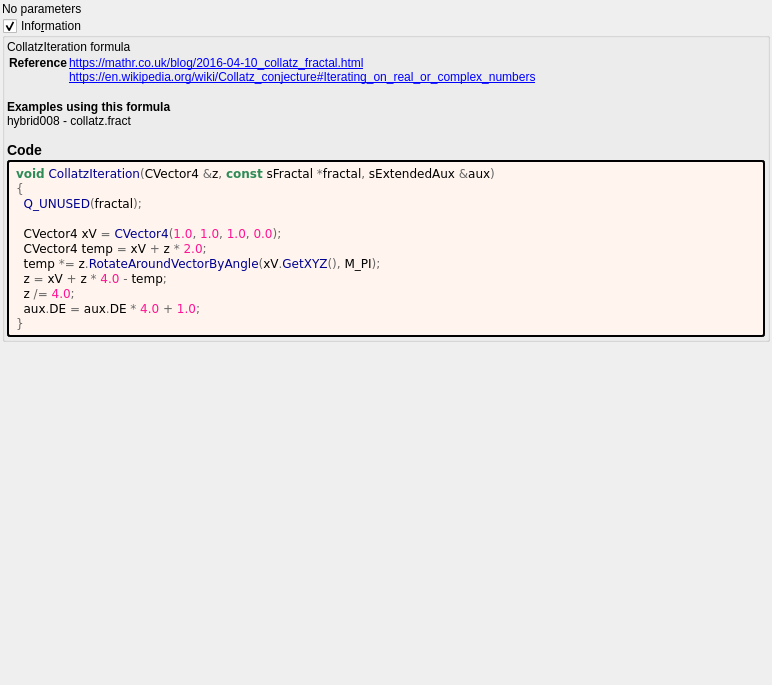
Before: the Qt Designer form mandelbulber2/deploy/share/mandelbulber2/formula/ui/collatz.ui in irinox-ctrl/mandelbulber2, drawn with Qt 5.
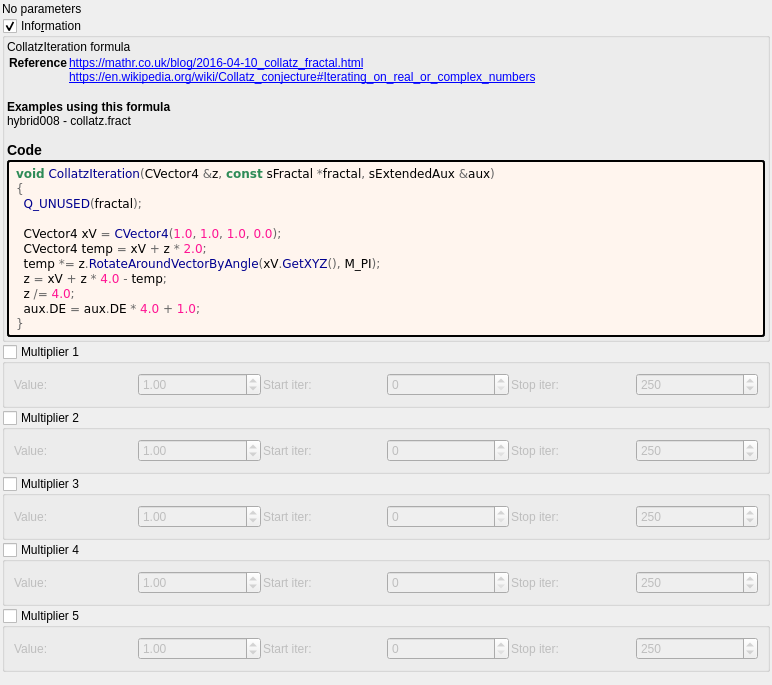
After: the same form once the commit is applied. Custom widgets are drawn as their Qt base class.

Commit message:
feat: add 5 general-purpose multipliers to all 1007 fractal formulas
Each multiplier has:
- Checkbox (OFF by default)
- Value spinbox (default 1.0, range -100 to 100)
- Iteration start/stop range

Logic: z *= value; DE *= |value|;

Uses existing transformCommon parameters:
- Checkboxes: functionEnabledBx/By/Bz/Bw/CzFalse
- Values: scale4/5/6/8/16
- Ranges: startIterationsB-F/stopIterationsB-F

Modified 1007 .cpp (CPU), 1006 .cl (GPU), 1023 .ui files.
Both source (formula/) and deploy (deploy/share/) copies updated.

```diff
--- a/mandelbulber2/deploy/share/mandelbulber2/formula/ui/collatz.ui
+++ b/mandelbulber2/deploy/share/mandelbulber2/formula/ui/collatz.ui
@@ -119,6 +119,192 @@
      </layout>
     </widget>
    </item>
+   <item>
+    <widget class="MyGroupBox" name="groupCheck_transf_function_enabledBx_false">
+     <property name="title"><string>Multiplier 1</string></property>
+     <property name="checkable"><bool>true</bool></property>
+     <property name="checked"><bool>false</bool></property>
+     <layout class="QGridLayout" name="gridLayout_mult1">
+      <property name="spacing"><number>2</number></property>
+      <item row="0" column="0">
+       <widget class="QLabel"><property name="text"><string>Value:</string></property></widget>
+      </item>
+      <item row="0" column="1">
+       <widget class="MyDoubleSpinBox" name="spinbox_transf_scale_4">
+        <property name="minimum"><double>-100.0</double></property><property name="maximum"><double>100.0</double></property>
+        <property name="singleStep"><double>0.01</double></property><property name="value"><double>1.0</double></property>
+       </widget>
+      </item>
+      <item row="0" column="2">
+       <widget class="QLabel"><property name="text"><string>Start iter:</string></property></widget>
+      </item>
+      <item row="0" column="3">
+       <widget class="MySpinBox" name="spinboxInt_transf_start_iterations_B">
+        <property name="minimum"><number>0</number></property><property name="maximum"><number>10000</number></property>
+        <property name="value"><number>0</number></property>
+       </widget>
+      </item>
+      <item row="0" column="4">
+       <widget class="QLabel"><property name="text"><string>Stop iter:</string></property></widget>
+      </item>
+      <item row="0" column="5">
+       <widget class="MySpinBox" name="spinboxInt_transf_stop_iterations_B">
+        <property name="minimum"><number>0</number></property><property name="maximum"><number>10000</number></property>
+        <property name="value"><number>250</number></property>
+       </widget>
+      </item>
+     </layout>
+    </widget>
+   </item>
+   <item>
+    <widget class="MyGroupBox" name="groupCheck_transf_function_enabledBy_false">
+     <property name="title"><string>Multiplier 2</string></property>
+     <property name="checkable"><bool>true</bool></property>
+     <property name="checked"><bool>false</bool></property>
+     <layout class="QGridLayout" name="gridLayout_mult2">
+      <property name="spacing"><number>2</number></property>
+      <item row="0" column="0">
+       <widget class="QLabel"><property name="text"><string>Value:</string></property></widget>
+      </item>
+      <item row="0" column="1">
+       <widget class="MyDoubleSpinBox" name="spinbox_transf_scale_5">
+        <property name="minimum"><double>-100.0</double></property><property name="maximum"><double>100.0</double></property>
+        <property name="singleStep"><double>0.01</double></property><property name="value"><double>1.0</double></property>
+       </widget>
+      </item>
+      <item row="0" column="2">
+       <widget class="QLabel"><property name="text"><string>Start iter:</string></property></widget>
+      </item>
+      <item row="0" column="3">
+       <widget class="MySpinBox" name="spinboxInt_transf_start_iterations_C">
+        <property name="minimum"><number>0</number></property><property name="maximum"><number>10000</number></property>
+        <property name="value"><number>0</number></property>
+       </widget>
+      </item>
+      <item row="0" column="4">
+       <widget class="QLabel"><property name="text"><string>Stop iter:</string></property></widget>
+      </item>
+      <item row="0" column="5">
+       <widget class="MySpinBox" name="spinboxInt_transf_stop_iterations_C">
+        <property name="minimum"><number>0</number></property><property name="maximum"><number>10000</number></property>
+        <property name="value"><number>250</number></property>
+       </widget>
+      </item>
+     </layout>
+    </widget>
+   </item>
+   <item>
+    <widget class="MyGroupBox" name="groupCheck_transf_function_enabledBz_false">
+     <property name="title"><string>Multiplier 3</string></property>
+     <property name="checkable"><bool>true</bool></property>
+     <property name="checked"><bool>false</bool></property>
+     <layout class="QGridLayout" name="gridLayout_mult3">
+      <property name="spacing"><number>2</number></property>
+      <item row="0" column="0">
+       <widget class="QLabel"><property name="text"><string>Value:</string></property></widget>
+      </item>
+      <item row="0" column="1">
+       <widget class="MyDoubleSpinBox" name="spinbox_transf_scale_6">
+        <property name="minimum"><double>-100.0</double></property><property name="maximum"><double>100.0</double></property>
+        <property name="singleStep"><double>0.01</double></property><property name="value"><double>1.0</double></property>
+       </widget>
+      </item>
+      <item row="0" column="2">
+       <widget class="QLabel"><property name="text"><string>Start iter:</string></property></widget>
+      </item>
+      <item row="0" column="3">
+       <widget class="MySpinBox" name="spinboxInt_transf_start_iterations_D">
+        <property name="minimum"><number>0</number></property><property name="maximum"><number>10000</number></property>
+        <property name="value"><number>0</number></property>
+       </widget>
+      </item>
+      <item row="0" column="4">
+       <widget class="QLabel"><property name="text"><string>Stop iter:</string></property></widget>
+      </item>
+      <item row="0" column="5">
+       <widget class="MySpinBox" name="spinboxInt_transf_stop_iterations_D">
+        <property name="minimum"><number>0</number></property><property name="maximum"><number>10000</number></property>
+        <property name="value"><number>250</number></property>
+       </widget>
+      </item>
+     </layout>
+    </widget>
+   </item>
+   <item>
+    <widget class="MyGroupBox" name="groupCheck_transf_function_enabledBw_false">
+     <property name="title"><string>Multiplier 4</string></property>
+     <property name="checkable"><bool>true</bool></property>
+     <property name="checked"><bool>false</bool></property>
+     <layout class="QGridLayout" name="gridLayout_mult4">
+      <property name="spacing"><number>2</number></property>
+      <item row="0" column="0">
+       <widget class="QLabel"><property name="text"><string>Value:</string></property></widget>
+      </item>
+      <item row="0" column="1">
+       <widget class="MyDoubleSpinBox" name="spinbox_transf_scale_8">
+        <property name="minimum"><double>-100.0</double></property><property name="maximum"><double>100.0</double></property>
+        <property name="singleStep"><double>0.01</double></property><property name="value"><double>1.0</double></property>
+       </widget>
+      </item>
+      <item row="0" column="2">
+       <widget class="QLabel"><property name="text"><string>Start iter:</string></property></widget>
+      </item>
+      <item row="0" column="3">
+       <widget class="MySpinBox" name="spinboxInt_transf_start_iterations_E">
+        <property name="minimum"><number>0</number></property><property name="maximum"><number>10000</number></property>
+        <property name="value"><number>0</number></property>
+       </widget>
+      </item>
+      <item row="0" column="4">
+       <widget class="QLabel"><property name="text"><string>Stop iter:</string></property></widget>
+      </item>
+      <item row="0" column="5">
+       <widget class="MySpinBox" name="spinboxInt_transf_stop_iterations_E">
+        <property name="minimum"><number>0</number></property><property name="maximum"><number>10000</number></property>
+        <property name="value"><number>250</number></property>
+       </widget>
+      </item>
+     </layout>
+    </widget>
+   </item>
+   <item>
+    <widget class="MyGroupBox" name="groupCheck_transf_function_enabledCz_false">
+     <property name="title"><string>Multiplier 5</string></property>
+     <property name="checkable"><bool>true</bool></property>
+     <property name="checked"><bool>false</bool></property>
+     <layout class="QGridLayout" name="gridLayout_mult5">
+      <property name="spacing"><number>2</number></property>
+      <item row="0" column="0">
+       <widget class="QLabel"><property name="text"><string>Value:</string></property></widget>
+      </item>
+      <item row="0" column="1">
+       <widget class="MyDoubleSpinBox" name="spinbox_transf_scale_16">
+        <property name="minimum"><double>-100.0</double></property><property name="maximum"><double>100.0</double></property>
+        <property name="singleStep"><double>0.01</double></property><property name="value"><double>1.0</double></property>
+       </widget>
+      </item>
+      <item row="0" column="2">
+       <widget class="QLabel"><property name="text"><string>Start iter:</string></property></widget>
+      </item>
+      <item row="0" column="3">
+       <widget class="MySpinBox" name="spinboxInt_transf_start_iterations_F">
+        <property name="minimum"><number>0</number></property><property name="maximum"><number>10000</number></property>
+        <property name="value"><number>0</number></property>
+       </widget>
+      </item>
+      <item row="0" column="4">
+       <widget class="QLabel"><property name="text"><string>Stop iter:</string></property></widget>
+      </item>
+      <item row="0" column="5">
+       <widget class="MySpinBox" name="spinboxInt_transf_stop_iterations_F">
+        <property name="minimum"><number>0</number></property><property name="maximum"><number>10000</number></property>
+        <property name="value"><number>250</number></property>
+       </widget>
+      </item>
+     </layout>
+    </widget>
+   </item>
+
    <item>
     <spacer name="verticalSpacer">
      <property name="orientation">
@@ -141,6 +327,16 @@
    <header>my_group_box.h</header>
    <container>1</container>
   </customwidget>
+   <customwidget>
+   <class>MyDoubleSpinBox</class>
+   <extends>QDoubleSpinBox</extends>
+   <header>my_double_spin_box.h</header>
+  </customwidget>
+   <customwidget>
+   <class>MySpinBox</class>
+   <extends>QSpinBox</extends>
+   <header>my_spin_box.h</header>
+  </customwidget>
  </customwidgets>
  <tabstops>
   <tabstop>groupCheck_info</tabstop>
```
The commit also changes 3972 other files.
